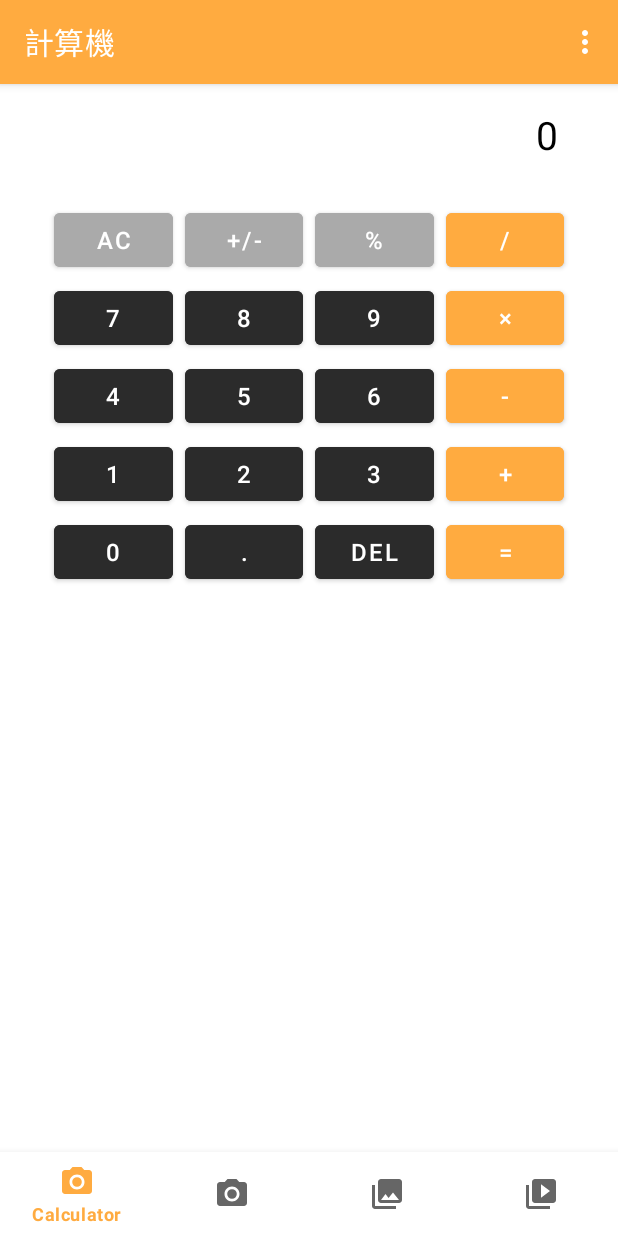
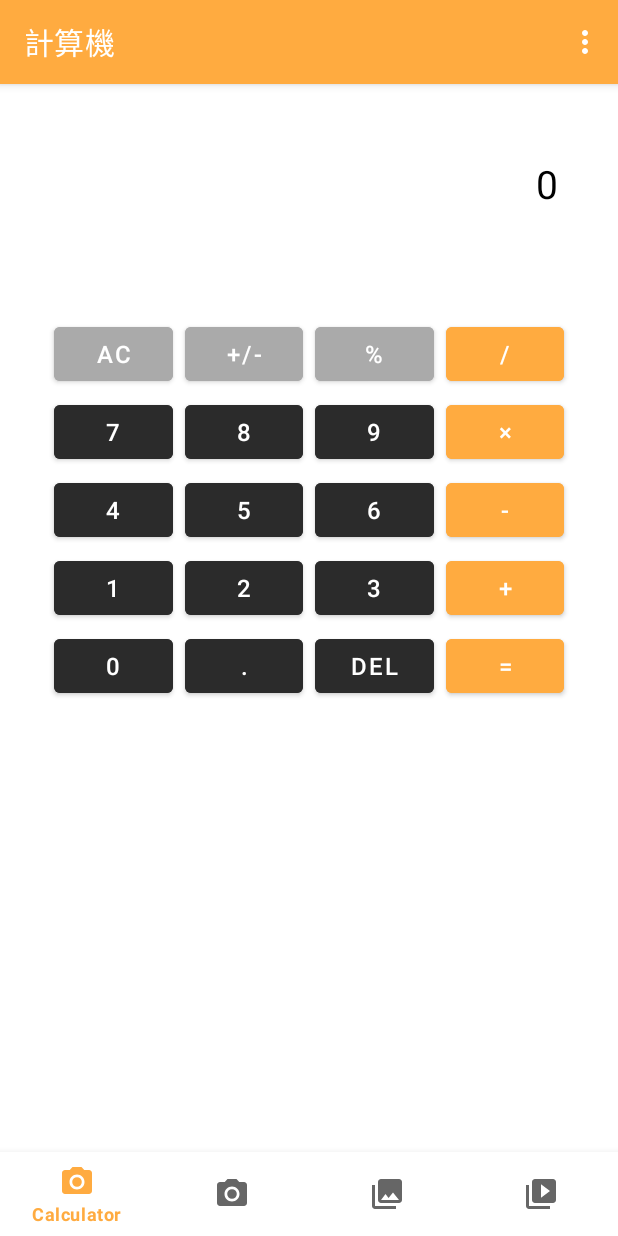
Before and after one commit to chen1080430/Dual-Calculator, an Android app: the screen it shows after launch (MainActivity), on a phone screen of 412 x 824 dp. Run offline under Robolectric (Android 15) with nearby library versions, the phone set to English and light mode, and no system bars; our stand-ins replace navigation-ui; 1 statement that could not run was skipped.

Commit message:
- Add switch button. - Update calculate layout.

```diff
--- a/app/src/main/java/com/mason/resizecalculator/ui/calculator/CalculatorFragment.kt
+++ b/app/src/main/java/com/mason/resizecalculator/ui/calculator/CalculatorFragment.kt
@@ -10,6 +10,7 @@ import androidx.fragment.app.Fragment
 import androidx.fragment.app.viewModels
 import com.mason.resizecalculator.databinding.FragmentCalculatorBinding
 import com.mason.resizecalculator.databinding.CalculatorLayoutBinding
+import com.mason.resizecalculator.databinding.CalculatorSwitchLayoutBinding
 
 class CalculatorFragment : Fragment() {
     private var _binding: FragmentCalculatorBinding? = null
@@ -19,6 +20,9 @@ class CalculatorFragment : Fragment() {
 
     private val calculatorBinding2: CalculatorLayoutBinding?
         get() = _binding!!.calculator2
+
+    private val calculatorSwitchLayoutBinding: CalculatorSwitchLayoutBinding?
+        get() = _binding!!.calculatorSwitchLayout
 
     private val viewModel: CalculatorViewModel by viewModels()
     private var screenOrientation = Configuration.ORIENTATION_UNDEFINED
@@ -41,7 +45,19 @@ class CalculatorFragment : Fragment() {
         screenOrientation = Configuration.ORIENTATION_PORTRAIT
         if (resources.configuration.orientation == Configuration.ORIENTATION_LANDSCAPE) {
             setupCalculator(calculatorBinding2, viewModel, Configuration.ORIENTATION_LANDSCAPE)
+            setupCalculatorSwitchLayout(calculatorSwitchLayoutBinding, viewModel)
             screenOrientation = Configuration.ORIENTATION_LANDSCAPE
+        }
+    }
+
+    private fun setupCalculatorSwitchLayout(
+        calculatorSwitchLayoutBinding: CalculatorSwitchLayoutBinding?,
+        viewModel: CalculatorViewModel
+    ) {
+        calculatorSwitchLayoutBinding?.apply {
+            buttonToLeft.setOnClickListener { viewModel.onMoveToLeftClick()}
+            buttonToRight.setOnClickListener { viewModel.onMoveToRightClick()}
+            btnResize.setOnClickListener{ viewModel.onResizeClick()}
         }
     }
 
@@ -78,7 +94,6 @@ class CalculatorFragment : Fragment() {
         val calculatorId = if (displayScreen == 1) 1 else 2
 
         binding?.apply {
-            // 數字按鈕
             btn0.setOnClickListener { viewModel.onNumberClick(0, calculatorId) }
             btn1.setOnClickListener { viewModel.onNumberClick(1, calculatorId) }
             btn2.setOnClickListener { viewModel.onNumberClick(2, calculatorId) }
@@ -90,13 +105,11 @@ class CalculatorFragment : Fragment() {
             btn8.setOnClickListener { viewModel.onNumberClick(8, calculatorId) }
             btn9.setOnClickListener { viewModel.onNumberClick(9, calculatorId) }
 
-            // 運算符按鈕
             btnPlus.setOnClickListener { viewModel.onOperationClick("+", calculatorId) }
             btnMinus.setOnClickListener { viewModel.onOperationClick("-", calculatorId) }
             btnMultiply.setOnClickListener { viewModel.onOperationClick("*", calculatorId) }
             btnDivide.setOnClickListener { viewModel.onOperationClick("/", calculatorId) }
 
-            // 功能按鈕
             btnSign.setOnClickListener { viewModel.onSignClick(calculatorId) }
             btnPercent.setOnClickListener { viewModel.onPercentClick(calculatorId) }
             btnDelete.setOnClickListener { viewModel.onDeleteClick(calculatorId) }
@@ -104,13 +117,14 @@ class CalculatorFragment : Fragment() {
             btnEquals.setOnClickListener { viewModel.onEqualsClick(calculatorId) }
             btnClear.setOnClickListener { viewModel.onClearClick(calculatorId) }
 
-            // 觀察者設置
             if (displayScreen == 1) {
                 viewModel.displayResult1.observe(viewLifecycleOwner) { display.text = it }
                 viewModel.displayFormula1.observe(viewLifecycleOwner) { displayFormula.text = it }
+//                display.maxHeight = display.height
             } else {
                 viewModel.displayResult2.observe(viewLifecycleOwner) { display.text = it }
                 viewModel.displayFormula2.observe(viewLifecycleOwner) { displayFormula.text = it }
+//                display.maxHeight = display.height
             }
         }
     }
@@ -121,6 +135,9 @@ class CalculatorFragment : Fragment() {
         _binding = null
     }
 
+    fun updateCalculatorView() {
+    }
+
     companion object {
         private const val TAG = "CalculatorFragment"
     }
--- a/app/src/main/res/layout-land/fragment_calculator.xml
+++ b/app/src/main/res/layout-land/fragment_calculator.xml
@@ -10,34 +10,47 @@
         android:id="@+id/calculator1"
         layout="@layout/calculator_layout"
         android:layout_width="0dp"
-        android:layout_height="wrap_content"
+        android:layout_height="match_parent"
         android:layout_marginHorizontal="16dp"
         app:layout_constraintBottom_toBottomOf="parent"
-        app:layout_constraintEnd_toStartOf="@id/divider"
+        app:layout_constraintEnd_toStartOf="@id/calculator_switch_layout"
         app:layout_constraintHorizontal_weight="0.5"
         app:layout_constraintStart_toStartOf="parent"
         app:layout_constraintTop_toTopOf="parent" />
 
-    <View
-        android:id="@+id/divider"
-        android:layout_width="4dp"
+    <!--    <View-->
+    <!--        android:id="@+id/divider"-->
+    <!--        android:layout_width="1dp"-->
+    <!--        android:layout_height="match_parent"-->
+    <!--        android:background="#000000"-->
+    <!--        app:layout_constraintBottom_toTopOf="parent"-->
+    <!--        app:layout_constraintEnd_toEndOf="@id/calculator2"-->
+    <!--        app:layout_constraintHorizontal_weight="0.1"-->
+    <!--        app:layout_constraintStart_toStartOf="@id/calculator1"-->
+    <!--        app:layout_constraintTop_toTopOf="parent" />-->
+
+    <include
+        android:id="@+id/calculator_switch_layout"
+        layout="@layout/calculator_switch_layout"
+        android:layout_width="0dp"
         android:layout_height="match_parent"
-        android:background="#000000"
-        app:layout_constraintBottom_toTopOf="parent"
-        app:layout_constraintEnd_toEndOf="@id/calculator2"
+        android:layout_marginHorizontal="16dp"
+        app:layout_constraintBottom_toBottomOf="parent"
+        app:layout_constraintEnd_toStartOf="@id/calculator2"
         app:layout_constraintHorizontal_weight="0.1"
-        app:layout_constraintStart_toStartOf="@id/calculator1"
+        app:layout_constraintStart_toEndOf="@id/calculator1"
         app:layout_constraintTop_toTopOf="parent" />
 
     <include
         android:id="@+id/calculator2"
         layout="@layout/calculator_layout"
         android:layout_width="0dp"
-        android:layout_height="wrap_content"
+        android:layout_height="match_parent"
         android:layout_marginHorizontal="16dp"
         app:layout_constraintBottom_toBottomOf="parent"
         app:layout_constraintEnd_toEndOf="parent"
         app:layout_constraintHorizontal_weight="0.5"
-        app:layout_constraintStart_toEndOf="@id/divider"
+        app:layout_constraintStart_toEndOf="@id/calculator_switch_layout"
         app:layout_constraintTop_toTopOf="parent" />
+
 </androidx.constraintlayout.widget.ConstraintLayout>
--- a/app/src/main/res/layout/calculator_layout.xml
+++ b/app/src/main/res/layout/calculator_layout.xml
@@ -6,37 +6,53 @@
     android:layout_height="wrap_content"
     android:padding="0dp">
 
-    <!-- 顯示區域 -->
+    <androidx.constraintlayout.widget.Guideline
+        android:id="@+id/guidelineButton"
+        android:layout_width="wrap_content"
+        android:layout_height="wrap_content"
+        android:orientation="horizontal"
+        app:layout_constraintGuide_percent="0.2" />
+
     <TextView
         android:id="@+id/display"
         style="@style/CalculatorDisplay"
         android:layout_width="0dp"
-        android:layout_height="wrap_content"
+        android:layout_height="0dp"
+        android:autoSizeMaxTextSize="26sp"
+        android:autoSizeMinTextSize="16sp"
+        android:autoSizeStepGranularity="1sp"
+        android:autoSizeTextType="uniform"
         android:background="#EEEEEE"
-        android:gravity="end"
+        android:gravity="end|bottom"
+        android:maxLines="1"
         android:textSize="26sp"
+        app:layout_constraintBottom_toTopOf="@id/display_formula"
         app:layout_constraintEnd_toEndOf="parent"
-        app:layout_constraintHorizontal_weight="1"
+        app:layout_constraintHeight_percent="0.1"
         app:layout_constraintStart_toStartOf="parent"
-        app:layout_constraintTop_toTopOf="parent"
-        app:layout_constraintVertical_weight="0.2" />
+        app:layout_constraintTop_toTopOf="parent" />
 
     <TextView
         android:id="@+id/display_formula"
         style="@style/CalculatorDisplay"
-        android:layout_width="match_parent"
-        android:layout_height="wrap_content"
+        android:layout_width="0dp"
+        android:layout_height="0dp"
+        android:autoSizeMaxTextSize="18sp"
+        android:autoSizeMinTextSize="12sp"
+        android:autoSizeStepGranularity="1sp"
+        android:autoSizeTextType="uniform"
         android:background="#EEEEEE"
-        android:gravity="start"
+        android:gravity="start|center_vertical"
+        android:maxLines="1"
         android:textColor="@android:color/darker_gray"
         android:textSize="18sp"
+        app:layout_constraintBottom_toTopOf="@id/guidelineButton"
         app:layout_constraintEnd_toEndOf="parent"
-        app:layout_constraintHorizontal_weight="1"
+        app:layout_constraintHeight_percent="0.1"
         app:layout_constraintStart_toStartOf="parent"
-        app:layout_constraintTop_toBottomOf="@id/display"
-        app:layout_constraintVertical_weight="0.1" />
+        app:layout_constraintTop_toBottomOf="@id/display" />
 
-    <!-- 第一行按鈕 -->
+    <!-- First Row -->
     <Button
         android:id="@+id/btnClear"
         style="@style/CalculatorButton_Function"
@@ -44,8 +60,7 @@
         app:layout_constraintEnd_toStartOf="@id/btnSign"
         app:layout_constraintHorizontal_weight="0.25"
         app:layout_constraintStart_toStartOf="parent"
-        app:layout_constraintTop_toBottomOf="@id/display_formula"
-        app:layout_constraintVertical_weight="0.15" />
+        app:layout_constraintTop_toBottomOf="@id/guidelineButton" />
 
     <Button
         android:id="@+id/btnSign"
@@ -54,8 +69,7 @@
         app:layout_constraintEnd_toStartOf="@id/btnPercent"
         app:layout_constraintHorizontal_weight="0.25"
         app:layout_constraintStart_toEndOf="@id/btnClear"
-        app:layout_constraintTop_toBottomOf="@id/display_formula"
-        app:layout_constraintVertical_weight="0.2" />
+        app:layout_constraintTop_toBottomOf="@id/guidelineButton" />
 
     <Button
         android:id="@+id/btnPercent"
@@ -64,8 +78,7 @@
         app:layout_constraintEnd_toStartOf="@id/btnDivide"
         app:layout_constraintHorizontal_weight="0.25"
         app:layout_constraintStart_toEndOf="@id/btnSign"
-        app:layout_constraintTop_toBottomOf="@id/display_formula"
-        app:layout_constraintVertical_weight="0.15" />
+        app:layout_constraintTop_toBottomOf="@id/guidelineButton" />
 
     <Button
         android:id="@+id/btnDivide"
@@ -74,10 +87,9 @@
         app:layout_constraintEnd_toEndOf="parent"
         app:layout_constraintHorizontal_weight="0.25"
         app:layout_constraintStart_toEndOf="@id/btnPercent"
-        app:layout_constraintTop_toBottomOf="@id/display_formula"
-        app:layout_constraintVertical_weight="0.2" />
+        app:layout_constraintTop_toBottomOf="@id/guidelineButton" />
 
-    <!-- 第二行按鈕 -->
+    <!-- Second Row -->
     <Button
         android:id="@+id/btn7"
         style="@style/CalculatorButton"
@@ -85,8 +97,7 @@
         app:layout_constraintEnd_toStartOf="@id/btn8"
         app:layout_constraintHorizontal_weight="0.25"
         app:layout_constraintStart_toStartOf="parent"
-        app:layout_constraintTop_toBottomOf="@id/btnClear"
-        app:layout_constraintVertical_weight="0.15" />
+        app:layout_constraintTop_toBottomOf="@id/btnClear" />
 
     <Button
         android:id="@+id/btn8"
@@ -95,8 +106,7 @@
         app:layout_constraintEnd_toStartOf="@id/btn9"
         app:layout_constraintHorizontal_weight="0.25"
         app:layout_constraintStart_toEndOf="@id/btn7"
-        app:layout_constraintTop_toBottomOf="@id/btnSign"
-        app:layout_constraintVertical_weight="0.2" />
+        app:layout_constraintTop_toBottomOf="@id/btnSign" />
 
     <Button
         android:id="@+id/btn9"
@@ -105,8 +115,7 @@
         app:layout_constraintEnd_toStartOf="@id/btnMultiply"
         app:layout_constraintHorizontal_weight="0.25"
         app:layout_constraintStart_toEndOf="@id/btn8"
-        app:layout_constraintTop_toBottomOf="@id/btnPercent"
-        app:layout_constraintVertical_weight="0.2" />
+        app:layout_constraintTop_toBottomOf="@id/btnPercent" />
 
     <Button
         android:id="@+id/btnMultiply"
@@ -115,10 +124,9 @@
         app:layout_constraintEnd_toEndOf="parent"
         app:layout_constraintHorizontal_weight="0.25"
         app:layout_constraintStart_toEndOf="@id/btn9"
-        app:layout_constraintTop_toBottomOf="@id/btnDivide"
-        app:layout_constraintVertical_weight="0.2" />
+        app:layout_constraintTop_toBottomOf="@id/btnDivide" />
 
-    <!-- 第三行按鈕 -->
+    <!-- Third Row -->
     <Button
         android:id="@+id/btn4"
         style="@style/CalculatorButton"
@@ -126,8 +134,7 @@
         app:layout_constraintEnd_toStartOf="@id/btn5"
         app:layout_constraintHorizontal_weight="0.25"
         app:layout_constraintStart_toStartOf="parent"
-        app:layout_constraintTop_toBottomOf="@id/btn7"
-        app:layout_constraintVertical_weight="0.15" />
+        app:layout_constraintTop_toBottomOf="@id/btn7" />
 
     <Button
         android:id="@+id/btn5"
@@ -136,8 +143,7 @@
         app:layout_constraintEnd_toStartOf="@id/btn6"
         app:layout_constraintHorizontal_weight="0.25"
         app:layout_constraintStart_toEndOf="@id/btn4"
-        app:layout_constraintTop_toBottomOf="@id/btn8"
-        app:layout_constraintVertical_weight="0.2" />
+        app:layout_constraintTop_toBottomOf="@id/btn8" />
 
     <Button
         android:id="@+id/btn6"
@@ -146,8 +152,7 @@
         app:layout_constraintEnd_toStartOf="@id/btnMinus"
         app:layout_constraintHorizontal_weight="0.25"
         app:layout_constraintStart_toEndOf="@id/btn5"
-        app:layout_constraintTop_toBottomOf="@id/btn9"
-        app:layout_constraintVertical_weight="0.2" />
+        app:layout_constraintTop_toBottomOf="@id/btn9" />
 
     <Button
         android:id="@+id/btnMinus"
@@ -156,10 +161,9 @@
         app:layout_constraintEnd_toEndOf="parent"
         app:layout_constraintHorizontal_weight="0.25"
         app:layout_constraintStart_toEndOf="@id/btn6"
-        app:layout_constraintTop_toBottomOf="@id/btnMultiply"
-        app:layout_constraintVertical_weight="0.2" />
+        app:layout_constraintTop_toBottomOf="@id/btnMultiply" />
 
-    <!-- 第四行按鈕 -->
+    <!-- Fourth Row -->
     <Button
         android:id="@+id/btn1"
         style="@style/CalculatorButton"
@@ -167,8 +171,7 @@
         app:layout_constraintEnd_toStartOf="@id/btn2"
         app:layout_constraintHorizontal_weight="0.25"
         app:layout_constraintStart_toStartOf="parent"
-        app:layout_constraintTop_toBottomOf="@id/btn4"
-        app:layout_constraintVertical_weight="0.15" />
+        app:layout_constraintTop_toBottomOf="@id/btn4" />
 
     <Button
         android:id="@+id/btn2"
@@ -177,8 +180,7 @@
         app:layout_constraintEnd_toStartOf="@id/btn3"
         app:layout_constraintHorizontal_weight="0.25"
         app:layout_constraintStart_toEndOf="@id/btn1"
-        app:layout_constraintTop_toBottomOf="@id/btn5"
-        app:layout_constraintVertical_weight="0.2" />
+        app:layout_constraintTop_toBottomOf="@id/btn5" />
 
     <Button
         android:id="@+id/btn3"
@@ -187,8 +189,7 @@
         app:layout_constraintEnd_toStartOf="@id/btnPlus"
         app:layout_constraintHorizontal_weight="0.25"
         app:layout_constraintStart_toEndOf="@id/btn2"
-        app:layout_constraintTop_toBottomOf="@id/btn6"
-        app:layout_constraintVertical_weight="0.2" />
+        app:layout_constraintTop_toBottomOf="@id/btn6" />
 
     <Button
         android:id="@+id/btnPlus"
@@ -197,10 +198,9 @@
         app:layout_constraintEnd_toEndOf="parent"
         app:layout_constraintHorizontal_weight="0.25"
         app:layout_constraintStart_toEndOf="@id/btn3"
-        app:layout_constraintTop_toBottomOf="@id/btnMinus"
-        app:layout_constraintVertical_weight="0.2" />
+        app:layout_constraintTop_toBottomOf="@id/btnMinus" />
 
-    <!-- 第五行按鈕 -->
+    <!-- Fifth Row -->
     <Button
         android:id="@+id/btn0"
         style="@style/CalculatorButton"
@@ -208,9 +208,7 @@
         app:layout_constraintEnd_toStartOf="@id/btnDot"
         app:layout_constraintHorizontal_weight="0.25"
         app:layout_constraintStart_toStartOf="parent"
-        app:layout_constraintTop_toBottomOf="@id/btn1"
-        app:layout_constraintVertical_weight="0.15" />
-
+        app:layout_constraintTop_toBottomOf="@id/btn1" />
 
     <Button
         android:id="@+id/btnDot"
@@ -219,8 +217,7 @@
         app:layout_constraintEnd_toStartOf="@id/btnDelete"
         app:layout_constraintHorizontal_weight="0.25"
         app:layout_constraintStart_toEndOf="@id/btn0"
-        app:layout_constraintTop_toBottomOf="@id/btn2"
-        app:layout_constraintVertical_weight="0.15" />
+        app:layout_constraintTop_toBottomOf="@id/btn2" />
 
     <Button
         android:id="@+id/btnDelete"
@@ -229,9 +226,7 @@
         app:layout_constraintEnd_toStartOf="@id/btnEquals"
         app:layout_constraintHorizontal_weight="0.25"
         app:layout_constraintStart_toEndOf="@id/btnDot"
-        app:layout_constraintTop_toBottomOf="@id/btn3"
-        app:layout_constraintVertical_weight="0.15" />
-
+        app:layout_constraintTop_toBottomOf="@id/btn3" />
 
     <Button
         android:id="@+id/btnEquals"
@@ -240,7 +235,6 @@
         app:layout_constraintEnd_toEndOf="parent"
         app:layout_constraintHorizontal_weight="0.25"
         app:layout_constraintStart_toEndOf="@id/btnDelete"
-        app:layout_constraintTop_toBottomOf="@id/btnPlus"
-        app:layout_constraintVertical_weight="0.15" />
+        app:layout_constraintTop_toBottomOf="@id/btnPlus" />
 
 </androidx.constraintlayout.widget.ConstraintLayout>
--- a/app/src/main/res/values/styles.xml
+++ b/app/src/main/res/values/styles.xml
@@ -8,6 +8,7 @@
         <item name="android:padding">4dp</item>
         <item name="android:backgroundTint">@color/calculator_button_background_number</item>
         <item name="android:textColor">@color/calculator_button_text_color</item>
+        <item name="layout_constraintVertical_weight">0.15</item>
     </style>
 
     <style name="CalculatorDisplay">
```
Also changed, not shown: app/src/main/java/com/mason/resizecalculator/ui/calculator/CalculatorFunction.kt (+30 -4 lines), app/src/main/java/com/mason/resizecalculator/ui/calculator/CalculatorViewModel.kt (+14 -0 lines), app/src/main/res/layout/calculator_switch_layout.xml (added, +64 -0 lines).
